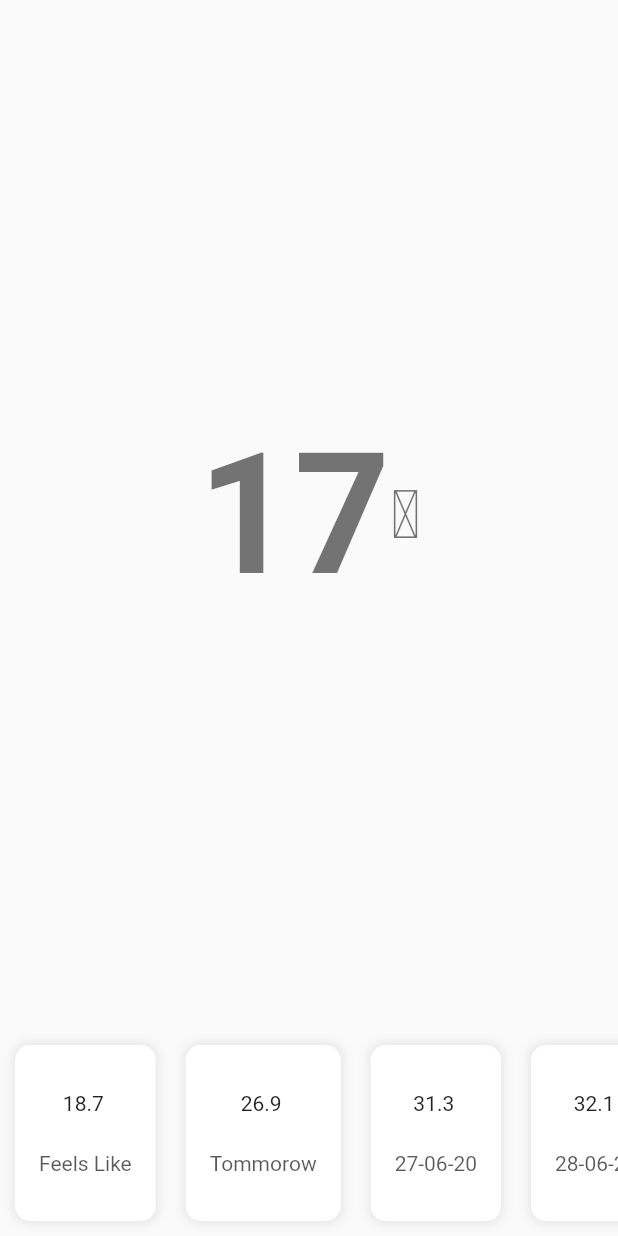
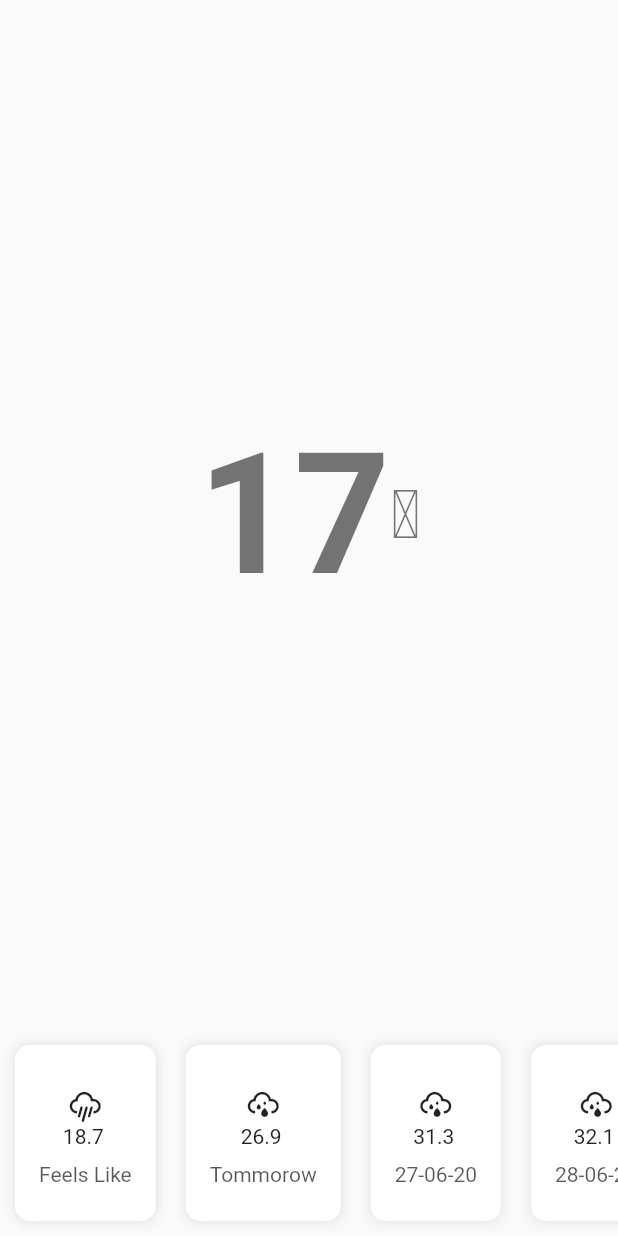
Before and after one commit to thisis-dc4/Flutter-Weather-App, a Flutter app: the screen it shows after launch, on a phone screen of 412 x 824 dp. Run offline on Flutter 3.47's test engine with Material 2 defaults, Android fonts, the phone set to English and light mode, and no system bars.

Commit message:
Added custom icons

```diff
--- /dev/null
+++ b/lib/custom_icons.dart
@@ -0,0 +1,443 @@
+import 'package:flutter/widgets.dart';
+
+class CustomIcons {
+  CustomIcons();
+
+  static const _kFontFam = 'CustomIcons';
+
+  Map<String, IconData> iconMapping = {
+    // For the 2xx series:
+    "i200": const IconData(0xe993, fontFamily: _kFontFam),
+    "i202": const IconData(0xe993, fontFamily: _kFontFam),
+    "i210": const IconData(0xe912, fontFamily: _kFontFam),
+    "i211": const IconData(0xe912, fontFamily: _kFontFam),
+    "i212": const IconData(0xe912, fontFamily: _kFontFam),
+    "i221": const IconData(0xe912, fontFamily: _kFontFam),
+    "i230": const IconData(0xe993, fontFamily: _kFontFam),
+    "i231": const IconData(0xe993, fontFamily: _kFontFam),
+    "i232": const IconData(0xe993, fontFamily: _kFontFam),
+
+    // For the 3xx series:
+    "i300": const IconData(0xe989, fontFamily: _kFontFam),
+    "i301": const IconData(0xe989, fontFamily: _kFontFam),
+    "i302": const IconData(0xe978, fontFamily: _kFontFam),
+    "i310": const IconData(0xe97b, fontFamily: _kFontFam),
+    "i311": const IconData(0xe978, fontFamily: _kFontFam),
+    "i312": const IconData(0xe978, fontFamily: _kFontFam),
+    "i313": const IconData(0xe980, fontFamily: _kFontFam),
+    "i314": const IconData(0xe978, fontFamily: _kFontFam),
+    "i321": const IconData(0xe989, fontFamily: _kFontFam),
+
+    // For the 5xx series:
+    "i500": const IconData(0xe989, fontFamily: _kFontFam),
+    "i501": const IconData(0xe978, fontFamily: _kFontFam),
+    "i502": const IconData(0xe978, fontFamily: _kFontFam),
+    "i503": const IconData(0xe978, fontFamily: _kFontFam),
+    "i504": const IconData(0xe978, fontFamily: _kFontFam),
+    "i511": const IconData(0xe97b, fontFamily: _kFontFam),
+    "i520": const IconData(0xe980, fontFamily: _kFontFam),
+    "i521": const IconData(0xe980, fontFamily: _kFontFam),
+    "i522": const IconData(0xe980, fontFamily: _kFontFam),
+    "i531": const IconData(0xe98b, fontFamily: _kFontFam),
+
+    // For the 6xx series:
+    "i600": const IconData(0xe985, fontFamily: _kFontFam),
+    "i601": const IconData(0xe985, fontFamily: _kFontFam),
+    "i602": const IconData(0xe981, fontFamily: _kFontFam),
+    "i611": const IconData(0xe97b, fontFamily: _kFontFam),
+    "i612": const IconData(0xe97b, fontFamily: _kFontFam),
+    "i615": const IconData(0xe97b, fontFamily: _kFontFam),
+    "i616": const IconData(0xe97b, fontFamily: _kFontFam),
+    "i620": const IconData(0xe97b, fontFamily: _kFontFam),
+    "i621": const IconData(0xe985, fontFamily: _kFontFam),
+    "i622": const IconData(0xe985, fontFamily: _kFontFam),
+
+    // For the 7xx series:
+    "i701": const IconData(0xe980, fontFamily: _kFontFam),
+    "i711": const IconData(0xe984, fontFamily: _kFontFam),
+    "i721": const IconData(0xe8e9, fontFamily: _kFontFam),
+    "i731": const IconData(0xe904, fontFamily: _kFontFam),
+    "i741": const IconData(0xe908, fontFamily: _kFontFam),
+    "i761": const IconData(0xe904, fontFamily: _kFontFam),
+    "i762": const IconData(0xe904, fontFamily: _kFontFam),
+    "i771": const IconData(0xe8e1, fontFamily: _kFontFam),
+    "i781": const IconData(0xe9a0, fontFamily: _kFontFam),
+
+    // For the 8xx series:
+    "i800": const IconData(0xe8f7, fontFamily: _kFontFam),
+    "i801": const IconData(0xe8e1, fontFamily: _kFontFam),
+    "i802": const IconData(0xe8e1, fontFamily: _kFontFam),
+    "i803": const IconData(0xe8e1, fontFamily: _kFontFam),
+    "i804": const IconData(0xe8e0, fontFamily: _kFontFam),
+
+    // For the 9xx series:
+    "i900": const IconData(0xe9a0, fontFamily: _kFontFam),
+    "i901": const IconData(0xe98b, fontFamily: _kFontFam),
+    "i902": const IconData(0xe910, fontFamily: _kFontFam),
+    "i903": const IconData(0xe986, fontFamily: _kFontFam),
+    "i904": const IconData(0xe90e, fontFamily: _kFontFam),
+    "i905": const IconData(0xe9b3, fontFamily: _kFontFam),
+    "i906": const IconData(0xe90a, fontFamily: _kFontFam),
+    "i957": const IconData(0xe98d, fontFamily: _kFontFam),
+  };
+
+  // Random Icons that are kept for future use. Also includes different icons for day and night that I may convert to later in the project.
+  static const IconData wi_cloud_down = IconData(0xe8dd, fontFamily: _kFontFam);
+  static const IconData wi_cloud_refresh =
+      IconData(0xe8de, fontFamily: _kFontFam);
+  static const IconData wi_cloud_up = IconData(0xe8df, fontFamily: _kFontFam);
+  static const IconData wi_cloudy = IconData(0xe8e0, fontFamily: _kFontFam);
+  static const IconData wi_cloudy_gusts =
+      IconData(0xe8e1, fontFamily: _kFontFam);
+  static const IconData wi_cloudy_windy =
+      IconData(0xe8e2, fontFamily: _kFontFam);
+  static const IconData wi_day_cloudy = IconData(0xe8e3, fontFamily: _kFontFam);
+  static const IconData wi_day_cloudy_gusts =
+      IconData(0xe8e4, fontFamily: _kFontFam);
+  static const IconData wi_day_cloudy_high =
+      IconData(0xe8e5, fontFamily: _kFontFam);
+  static const IconData wi_day_cloudy_windy =
+      IconData(0xe8e6, fontFamily: _kFontFam);
+  static const IconData wi_day_fog = IconData(0xe8e7, fontFamily: _kFontFam);
+  static const IconData wi_day_hail = IconData(0xe8e8, fontFamily: _kFontFam);
+  static const IconData wi_day_haze = IconData(0xe8e9, fontFamily: _kFontFam);
+  static const IconData wi_day_lightning =
+      IconData(0xe8ea, fontFamily: _kFontFam);
+  static const IconData wi_day_light_wind =
+      IconData(0xe8eb, fontFamily: _kFontFam);
+  static const IconData wi_day_rain = IconData(0xe8ec, fontFamily: _kFontFam);
+  static const IconData wi_day_rain_mix =
+      IconData(0xe8ed, fontFamily: _kFontFam);
+  static const IconData wi_day_rain_wind =
+      IconData(0xe8ee, fontFamily: _kFontFam);
+  static const IconData wi_day_showers =
+      IconData(0xe8ef, fontFamily: _kFontFam);
+  static const IconData wi_day_sleet = IconData(0xe8f0, fontFamily: _kFontFam);
+  static const IconData wi_day_sleet_storm =
+      IconData(0xe8f1, fontFamily: _kFontFam);
+  static const IconData wi_day_snow = IconData(0xe8f2, fontFamily: _kFontFam);
+  static const IconData wi_day_snow_thunderstorm =
+      IconData(0xe8f3, fontFamily: _kFontFam);
+  static const IconData wi_day_snow_wind =
+      IconData(0xe8f4, fontFamily: _kFontFam);
+  static const IconData wi_day_sprinkle =
+      IconData(0xe8f5, fontFamily: _kFontFam);
+  static const IconData wi_day_storm_showers =
+      IconData(0xe8f6, fontFamily: _kFontFam);
+  static const IconData wi_day_sunny = IconData(0xe8f7, fontFamily: _kFontFam);
+  static const IconData wi_day_sunny_overcast =
+      IconData(0xe8f8, fontFamily: _kFontFam);
+  static const IconData wi_day_thunderstorm =
+      IconData(0xe8f9, fontFamily: _kFontFam);
+  static const IconData wi_day_windy = IconData(0xe8fa, fontFamily: _kFontFam);
+  static const IconData wi_degrees = IconData(0xe8fb, fontFamily: _kFontFam);
+  static const IconData wi_direction_down =
+      IconData(0xe8fc, fontFamily: _kFontFam);
+  static const IconData wi_direction_down_left =
+      IconData(0xe8fd, fontFamily: _kFontFam);
+  static const IconData wi_direction_down_right =
+      IconData(0xe8fe, fontFamily: _kFontFam);
+  static const IconData wi_direction_left =
+      IconData(0xe8ff, fontFamily: _kFontFam);
+  static const IconData wi_direction_right =
+      IconData(0xe900, fontFamily: _kFontFam);
+  static const IconData wi_direction_up =
+      IconData(0xe901, fontFamily: _kFontFam);
+  static const IconData wi_direction_up_left =
+      IconData(0xe902, fontFamily: _kFontFam);
+  static const IconData wi_direction_up_right =
+      IconData(0xe903, fontFamily: _kFontFam);
+  static const IconData wi_dust = IconData(0xe904, fontFamily: _kFontFam);
+  static const IconData wi_earthquake = IconData(0xe905, fontFamily: _kFontFam);
+  static const IconData wi_fahrenheit = IconData(0xe906, fontFamily: _kFontFam);
+  static const IconData wi_fire = IconData(0xe907, fontFamily: _kFontFam);
+  static const IconData wi_fog = IconData(0xe908, fontFamily: _kFontFam);
+  static const IconData wi_gale_warning =
+      IconData(0xe909, fontFamily: _kFontFam);
+  static const IconData wi_hail = IconData(0xe90a, fontFamily: _kFontFam);
+  static const IconData wi_horizon = IconData(0xe90b, fontFamily: _kFontFam);
+  static const IconData wi_flood = IconData(0xe90c, fontFamily: _kFontFam);
+  static const IconData wi_horizon_alt =
+      IconData(0xe90d, fontFamily: _kFontFam);
+  static const IconData wi_hot = IconData(0xe90e, fontFamily: _kFontFam);
+  static const IconData wi_humidity = IconData(0xe90f, fontFamily: _kFontFam);
+  static const IconData wi_hurricane = IconData(0xe910, fontFamily: _kFontFam);
+  static const IconData wi_hurricane_warning =
+      IconData(0xe911, fontFamily: _kFontFam);
+  static const IconData wi_lunar_eclipse =
+      IconData(0xe913, fontFamily: _kFontFam);
+  static const IconData wi_meteor = IconData(0xe914, fontFamily: _kFontFam);
+  static const IconData wi_moon_alt_first_quarter =
+      IconData(0xe915, fontFamily: _kFontFam);
+  static const IconData wi_moon_alt_full =
+      IconData(0xe916, fontFamily: _kFontFam);
+  static const IconData wi_moon_alt_new =
+      IconData(0xe917, fontFamily: _kFontFam);
+  static const IconData wi_moon_alt_third_quarter =
+      IconData(0xe918, fontFamily: _kFontFam);
+  static const IconData wi_moon_alt_waning_crescent_1 =
+      IconData(0xe919, fontFamily: _kFontFam);
+  static const IconData wi_moon_alt_waning_crescent_2 =
+      IconData(0xe91a, fontFamily: _kFontFam);
+  static const IconData wi_moon_alt_waning_crescent_3 =
+      IconData(0xe91b, fontFamily: _kFontFam);
+  static const IconData wi_moon_alt_waning_crescent_4 =
+      IconData(0xe91c, fontFamily: _kFontFam);
+  static const IconData wi_moon_alt_waning_crescent_5 =
+      IconData(0xe91d, fontFamily: _kFontFam);
+  static const IconData wi_moon_alt_waning_crescent_6 =
+      IconData(0xe91e, fontFamily: _kFontFam);
+  static const IconData wi_moon_alt_waning_gibbous_1 =
+      IconData(0xe91f, fontFamily: _kFontFam);
+  static const IconData wi_moon_alt_waning_gibbous_2 =
+      IconData(0xe920, fontFamily: _kFontFam);
+  static const IconData wi_moon_alt_waning_gibbous_3 =
+      IconData(0xe921, fontFamily: _kFontFam);
+  static const IconData wi_moon_alt_waning_gibbous_4 =
+      IconData(0xe922, fontFamily: _kFontFam);
+  static const IconData wi_moon_alt_waning_gibbous_5 =
+      IconData(0xe923, fontFamily: _kFontFam);
+  static const IconData wi_moon_alt_waning_gibbous_6 =
+      IconData(0xe924, fontFamily: _kFontFam);
+  static const IconData wi_moon_alt_waxing_crescent_1 =
+      IconData(0xe925, fontFamily: _kFontFam);
+  static const IconData wi_moon_alt_waxing_crescent_2 =
+      IconData(0xe926, fontFamily: _kFontFam);
+  static const IconData wi_moon_alt_waxing_crescent_3 =
+      IconData(0xe927, fontFamily: _kFontFam);
+  static const IconData wi_moon_alt_waxing_crescent_4 =
+      IconData(0xe928, fontFamily: _kFontFam);
+  static const IconData wi_moon_alt_waxing_crescent_5 =
+      IconData(0xe929, fontFamily: _kFontFam);
+  static const IconData wi_moon_alt_waxing_crescent_6_ =
+      IconData(0xe92a, fontFamily: _kFontFam);
+  static const IconData wi_moon_alt_waxing_gibbous_1 =
+      IconData(0xe92b, fontFamily: _kFontFam);
+  static const IconData wi_moon_alt_waxing_gibbous_2 =
+      IconData(0xe92c, fontFamily: _kFontFam);
+  static const IconData wi_moon_alt_waxing_gibbous_5 =
+      IconData(0xe92d, fontFamily: _kFontFam);
+  static const IconData wi_moon_alt_waxing_gibbous_6_ =
+      IconData(0xe92e, fontFamily: _kFontFam);
+  static const IconData wi_moon_full = IconData(0xe92f, fontFamily: _kFontFam);
+  static const IconData wi_moon_new = IconData(0xe930, fontFamily: _kFontFam);
+  static const IconData wi_moonrise = IconData(0xe931, fontFamily: _kFontFam);
+  static const IconData wi_moon_alt_waxing_gibbous_3 =
+      IconData(0xe932, fontFamily: _kFontFam);
+  static const IconData wi_moon_alt_waxing_gibbous_4 =
+      IconData(0xe933, fontFamily: _kFontFam);
+  static const IconData wi_moonset = IconData(0xe934, fontFamily: _kFontFam);
+  static const IconData wi_moon_third_quarter =
+      IconData(0xe935, fontFamily: _kFontFam);
+  static const IconData wi_moon_waning_crescent_1 =
+      IconData(0xe936, fontFamily: _kFontFam);
+  static const IconData wi_moon_waning_crescent_2 =
+      IconData(0xe937, fontFamily: _kFontFam);
+  static const IconData wi_moon_first_quarter =
+      IconData(0xe938, fontFamily: _kFontFam);
+  static const IconData wi_moon_waning_crescent_3 =
+      IconData(0xe939, fontFamily: _kFontFam);
+  static const IconData wi_moon_waning_crescent_4_ =
+      IconData(0xe93a, fontFamily: _kFontFam);
+  static const IconData wi_moon_waning_crescent_5 =
+      IconData(0xe93b, fontFamily: _kFontFam);
+  static const IconData wi_moon_waning_crescent_6 =
+      IconData(0xe93c, fontFamily: _kFontFam);
+  static const IconData wi_moon_waning_gibbous_1 =
+      IconData(0xe93d, fontFamily: _kFontFam);
+  static const IconData wi_moon_waning_gibbous_2 =
+      IconData(0xe93e, fontFamily: _kFontFam);
+  static const IconData wi_moon_waning_gibbous_3 =
+      IconData(0xe93f, fontFamily: _kFontFam);
+  static const IconData wi_moon_waning_gibbous_4 =
+      IconData(0xe940, fontFamily: _kFontFam);
+  static const IconData wi_moon_waning_gibbous_5_ =
+      IconData(0xe941, fontFamily: _kFontFam);
+  static const IconData wi_moon_waning_gibbous_6 =
+      IconData(0xe942, fontFamily: _kFontFam);
+  static const IconData wi_moon_waxing_crescent_1 =
+      IconData(0xe943, fontFamily: _kFontFam);
+  static const IconData wi_moon_waxing_crescent_2 =
+      IconData(0xe944, fontFamily: _kFontFam);
+  static const IconData wi_moon_waxing_crescent_3 =
+      IconData(0xe945, fontFamily: _kFontFam);
+  static const IconData wi_moon_waxing_crescent_4 =
+      IconData(0xe946, fontFamily: _kFontFam);
+  static const IconData wi_moon_waxing_crescent_5 =
+      IconData(0xe947, fontFamily: _kFontFam);
+  static const IconData wi_moon_waxing_crescent_6_ =
+      IconData(0xe948, fontFamily: _kFontFam);
+  static const IconData wi_moon_waxing_gibbous_1 =
+      IconData(0xe949, fontFamily: _kFontFam);
+  static const IconData wi_moon_waxing_gibbous_2 =
+      IconData(0xe94a, fontFamily: _kFontFam);
+  static const IconData wi_moon_waxing_gibbous_3 =
+      IconData(0xe94b, fontFamily: _kFontFam);
+  static const IconData wi_moon_waxing_gibbous_4_ =
+      IconData(0xe94c, fontFamily: _kFontFam);
+  static const IconData wi_moon_waxing_gibbous_5 =
+      IconData(0xe94d, fontFamily: _kFontFam);
+  static const IconData wi_moon_waxing_gibbous_6 =
+      IconData(0xe94e, fontFamily: _kFontFam);
+  static const IconData wi_na = IconData(0xe94f, fontFamily: _kFontFam);
+  static const IconData wi_night_alt_cloudy =
+      IconData(0xe950, fontFamily: _kFontFam);
+  static const IconData wi_night_alt_cloudy_gusts =
+      IconData(0xe951, fontFamily: _kFontFam);
+  static const IconData wi_night_alt_cloudy_high =
+      IconData(0xe952, fontFamily: _kFontFam);
+  static const IconData wi_night_alt_cloudy_windy =
+      IconData(0xe953, fontFamily: _kFontFam);
+  static const IconData wi_night_alt_hail =
+      IconData(0xe954, fontFamily: _kFontFam);
+  static const IconData wi_night_alt_lightning =
+      IconData(0xe955, fontFamily: _kFontFam);
+  static const IconData wi_night_alt_partly_cloudy =
+      IconData(0xe956, fontFamily: _kFontFam);
+  static const IconData wi_night_alt_rain =
+      IconData(0xe957, fontFamily: _kFontFam);
+  static const IconData wi_night_alt_rain_mix =
+      IconData(0xe958, fontFamily: _kFontFam);
+  static const IconData wi_night_alt_rain_wind =
+      IconData(0xe959, fontFamily: _kFontFam);
+  static const IconData wi_night_alt_showers =
+      IconData(0xe95a, fontFamily: _kFontFam);
+  static const IconData wi_night_alt_sleet =
+      IconData(0xe95b, fontFamily: _kFontFam);
+  static const IconData wi_night_alt_sleet_storm =
+      IconData(0xe95c, fontFamily: _kFontFam);
+  static const IconData wi_night_alt_snow =
+      IconData(0xe95d, fontFamily: _kFontFam);
+  static const IconData wi_night_alt_snow_thunderstorm =
+      IconData(0xe95e, fontFamily: _kFontFam);
+  static const IconData wi_night_alt_snow_wind =
+      IconData(0xe95f, fontFamily: _kFontFam);
+  static const IconData wi_night_alt_sprinkle =
+      IconData(0xe960, fontFamily: _kFontFam);
+  static const IconData wi_night_alt_storm_showers =
+      IconData(0xe961, fontFamily: _kFontFam);
+  static const IconData wi_night_alt_thunderstorm =
+      IconData(0xe962, fontFamily: _kFontFam);
+  static const IconData wi_night_clear =
+      IconData(0xe963, fontFamily: _kFontFam);
+  static const IconData wi_night_cloudy =
+      IconData(0xe964, fontFamily: _kFontFam);
+  static const IconData wi_night_cloudy_gusts =
+      IconData(0xe965, fontFamily: _kFontFam);
+  static const IconData wi_night_cloudy_high =
+      IconData(0xe966, fontFamily: _kFontFam);
+  static const IconData wi_night_cloudy_windy =
+      IconData(0xe967, fontFamily: _kFontFam);
+  static const IconData wi_night_fog = IconData(0xe968, fontFamily: _kFontFam);
+  static const IconData wi_night_hail = IconData(0xe969, fontFamily: _kFontFam);
+  static const IconData wi_night_lightning =
+      IconData(0xe96a, fontFamily: _kFontFam);
+  static const IconData wi_night_partly_cloudy =
+      IconData(0xe96b, fontFamily: _kFontFam);
+  static const IconData wi_night_rain = IconData(0xe96c, fontFamily: _kFontFam);
+  static const IconData wi_night_rain_mix =
+      IconData(0xe96d, fontFamily: _kFontFam);
+  static const IconData wi_night_rain_wind =
+      IconData(0xe96e, fontFamily: _kFontFam);
+  static const IconData wi_night_showers =
+      IconData(0xe96f, fontFamily: _kFontFam);
+  static const IconData wi_night_sleet =
+      IconData(0xe970, fontFamily: _kFontFam);
+  static const IconData wi_night_sleet_storm =
+      IconData(0xe971, fontFamily: _kFontFam);
+  static const IconData wi_night_snow = IconData(0xe972, fontFamily: _kFontFam);
+  static const IconData wi_night_snow_thunderstorm =
+      IconData(0xe973, fontFamily: _kFontFam);
+  static const IconData wi_night_snow_wind =
+      IconData(0xe974, fontFamily: _kFontFam);
+  static const IconData wi_night_sprinkle =
+      IconData(0xe975, fontFamily: _kFontFam);
+  static const IconData wi_night_storm_showers =
+      IconData(0xe976, fontFamily: _kFontFam);
+  static const IconData wi_night_thunderstorm =
+      IconData(0xe977, fontFamily: _kFontFam);
+  static const IconData wi_raindrop = IconData(0xe979, fontFamily: _kFontFam);
+  static const IconData wi_raindrops = IconData(0xe97a, fontFamily: _kFontFam);
+
+  static const IconData wi_rain_wind = IconData(0xe97c, fontFamily: _kFontFam);
+  static const IconData wi_refresh = IconData(0xe97d, fontFamily: _kFontFam);
+  static const IconData wi_refresh_alt =
+      IconData(0xe97e, fontFamily: _kFontFam);
+  static const IconData wi_sandstorm = IconData(0xe97f, fontFamily: _kFontFam);
+
+  static const IconData wi_sleet = IconData(0xe981, fontFamily: _kFontFam);
+  static const IconData wi_small_craft_advisory =
+      IconData(0xe982, fontFamily: _kFontFam);
+  static const IconData wi_smog = IconData(0xe983, fontFamily: _kFontFam);
+  static const IconData wi_smoke = IconData(0xe984, fontFamily: _kFontFam);
+  static const IconData wi_snow = IconData(0xe985, fontFamily: _kFontFam);
+  static const IconData wi_snowflake_cold =
+      IconData(0xe986, fontFamily: _kFontFam);
+  static const IconData wi_snow_wind = IconData(0xe987, fontFamily: _kFontFam);
+  static const IconData wi_solar_eclipse =
+      IconData(0xe988, fontFamily: _kFontFam);
+  static const IconData wi_stars = IconData(0xe98a, fontFamily: _kFontFam);
+  static const IconData wi_storm_showers =
+      IconData(0xe98b, fontFamily: _kFontFam);
+  static const IconData wi_storm_warning =
+      IconData(0xe98c, fontFamily: _kFontFam);
+  static const IconData wi_strong_wind =
+      IconData(0xe98d, fontFamily: _kFontFam);
+  static const IconData wi_sunrise = IconData(0xe98e, fontFamily: _kFontFam);
+  static const IconData wi_sunset = IconData(0xe98f, fontFamily: _kFontFam);
+  static const IconData wi_thermometer =
+      IconData(0xe990, fontFamily: _kFontFam);
+  static const IconData wi_thermometer_exterior =
+      IconData(0xe991, fontFamily: _kFontFam);
+  static const IconData wi_thermometer_internal =
+      IconData(0xe992, fontFamily: _kFontFam);
+  static const IconData wi_time_1 = IconData(0xe994, fontFamily: _kFontFam);
+  static const IconData wi_time_2 = IconData(0xe995, fontFamily: _kFontFam);
+  static const IconData wi_time_3 = IconData(0xe996, fontFamily: _kFontFam);
+  static const IconData wi_time_4 = IconData(0xe997, fontFamily: _kFontFam);
+  static const IconData wi_time_5 = IconData(0xe998, fontFamily: _kFontFam);
+  static const IconData wi_time_6 = IconData(0xe999, fontFamily: _kFontFam);
+  static const IconData wi_time_7 = IconData(0xe99a, fontFamily: _kFontFam);
+  static const IconData wi_time_8 = IconData(0xe99b, fontFamily: _kFontFam);
+  static const IconData wi_time_9 = IconData(0xe99c, fontFamily: _kFontFam);
+  static const IconData wi_time_10 = IconData(0xe99d, fontFamily: _kFontFam);
+  static const IconData wi_time_11 = IconData(0xe99e, fontFamily: _kFontFam);
+  static const IconData wi_time_12 = IconData(0xe99f, fontFamily: _kFontFam);
+  static const IconData wi_tornado = IconData(0xe9a0, fontFamily: _kFontFam);
+  static const IconData wi_train = IconData(0xe9a1, fontFamily: _kFontFam);
+  static const IconData wi_tsunami = IconData(0xe9a2, fontFamily: _kFontFam);
+  static const IconData wi_umbrella = IconData(0xe9a3, fontFamily: _kFontFam);
+  static const IconData wi_volcano = IconData(0xe9a4, fontFamily: _kFontFam);
+  static const IconData wi_wind_beaufort_0 =
+      IconData(0xe9a5, fontFamily: _kFontFam);
+  static const IconData wi_wind_beaufort_1 =
+      IconData(0xe9a6, fontFamily: _kFontFam);
+  static const IconData wi_wind_beaufort_2 =
+      IconData(0xe9a7, fontFamily: _kFontFam);
+  static const IconData wi_wind_beaufort_3 =
+      IconData(0xe9a8, fontFamily: _kFontFam);
+  static const IconData wi_wind_beaufort_4 =
+      IconData(0xe9a9, fontFamily: _kFontFam);
+  static const IconData wi_wind_beaufort_5 =
+      IconData(0xe9aa, fontFamily: _kFontFam);
+  static const IconData wi_wind_beaufort_6 =
+      IconData(0xe9ab, fontFamily: _kFontFam);
+  static const IconData wi_wind_beaufort_7 =
+      IconData(0xe9ac, fontFamily: _kFontFam);
+  static const IconData wi_wind_beaufort_8 =
+      IconData(0xe9ad, fontFamily: _kFontFam);
+  static const IconData wi_wind_beaufort_9 =
+      IconData(0xe9ae, fontFamily: _kFontFam);
+  static const IconData wi_wind_beaufort_10 =
+      IconData(0xe9af, fontFamily: _kFontFam);
+  static const IconData wi_wind_beaufort_11 =
+      IconData(0xe9b0, fontFamily: _kFontFam);
+  static const IconData wi_wind_beaufort_12 =
+      IconData(0xe9b1, fontFamily: _kFontFam);
+  static const IconData wi_wind_deg = IconData(0xe9b2, fontFamily: _kFontFam);
+  static const IconData wi_windy = IconData(0xe9b3, fontFamily: _kFontFam);
+  static const IconData wi_alien = IconData(0xe9b4, fontFamily: _kFontFam);
+  static const IconData wi_barometer = IconData(0xe9b5, fontFamily: _kFontFam);
+  static const IconData wi_celsius = IconData(0xe9b6, fontFamily: _kFontFam);
+  static const IconData wi_cloud = IconData(0xe9b7, fontFamily: _kFontFam);
+}
--- a/lib/widgets/animated_current_weather.dart
+++ b/lib/widgets/animated_current_weather.dart
@@ -61,7 +61,7 @@ class _AnimatedCurrentWeatherState extends State<AnimatedCurrentWeather>
       mainAxisAlignment: MainAxisAlignment.center,
       children: [
         Text(
-          _number,
+          '$_number',
           style: textTheme.headline1.copyWith(fontWeight: FontWeight.bold),
         ),
         Text(
--- a/lib/widgets/weekly_weather_row.dart
+++ b/lib/widgets/weekly_weather_row.dart
@@ -1,6 +1,8 @@
 import 'package:flutter/material.dart';
 import 'package:intl/intl.dart';
 import 'package:provider/provider.dart';
+import 'package:weather/custom_icons.dart';
+
 import 'package:weather/provider/weather_provider.dart';
 
 class WeeklyWeatherRow extends StatelessWidget {
@@ -13,6 +15,8 @@ class WeeklyWeatherRow extends StatelessWidget {
       itemCount: weatherData.length,
       itemBuilder: (BuildContext context, int index) {
         String day = '';
+        final iconName = 'i${weatherData[index].weather[0].id}';
+        final icon = CustomIcons().iconMapping[iconName];
         if (index == 0) {
           day = 'Feels Like';
         } else if (index == 1) {
@@ -42,12 +46,25 @@ class WeeklyWeatherRow extends StatelessWidget {
                 mainAxisAlignment: MainAxisAlignment.center,
                 children: [
                   SizedBox(
-                      width: iconSize,
-                      height: iconSize,
-                      child: index == 0
-                          ? Text(weatherData[index].feelsLike.day.toStringAsPrecision(3))
-                          : Text(weatherData[index].temp.day.toStringAsPrecision(3))),
-                  const SizedBox(height: 10),
+                    width: iconSize,
+                    height: iconSize,
+                    child: Icon(
+                      icon,
+                      size: iconSize,
+                    ),
+                  ),
+                  SizedBox(
+                    width: iconSize,
+                    height: iconSize - 10,
+                    child: index == 0
+                        ? Text(weatherData[index]
+                            .feelsLike
+                            .day
+                            .toStringAsPrecision(3))
+                        : Text(
+                            weatherData[index].temp.day.toStringAsPrecision(3)),
+                  ),
+                  const SizedBox(height: 5),
                   Opacity(
                     opacity: 0.75,
                     child: Text(
```
Also changed, not shown: pubspec.yaml (+6 -10 lines), assets/icons/custom_icons.ttf (added), pubspec.lock, 1 other file.
